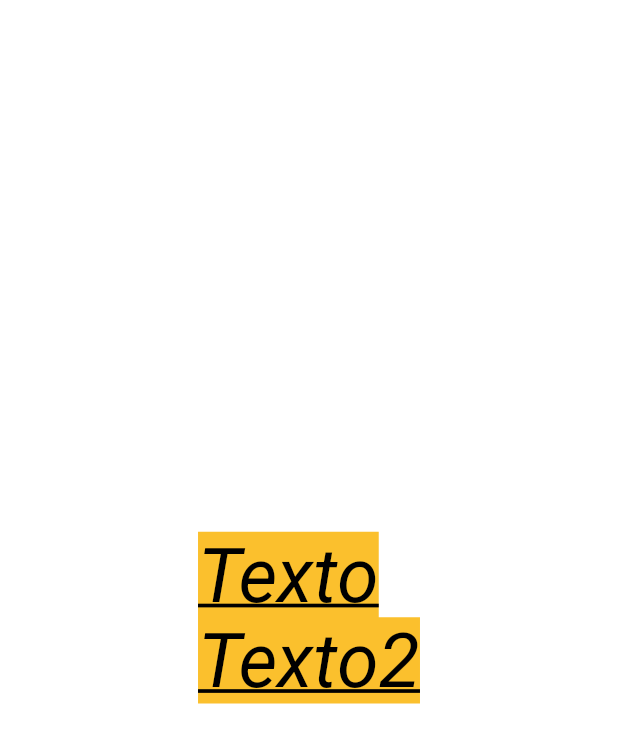
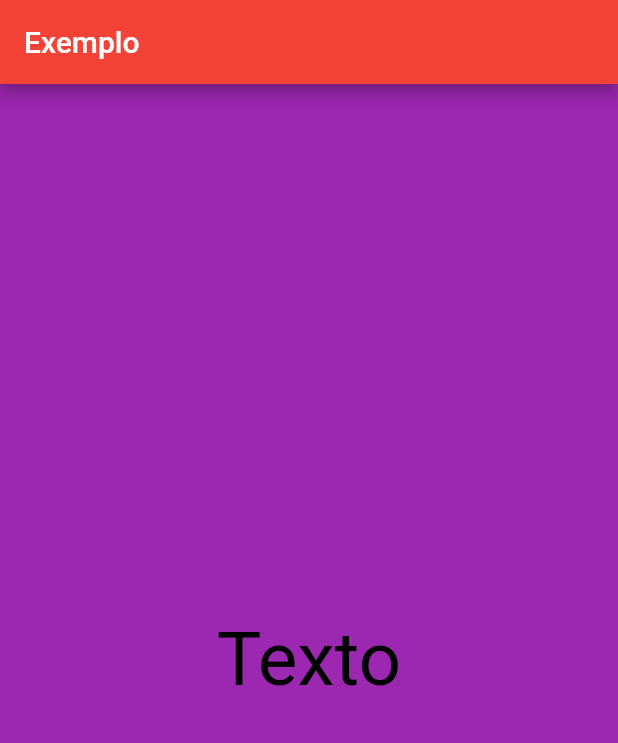
Before and after one commit to thiago-dsd/Flutter, a Flutter app: the screen it shows after launch, on a phone screen of 412 x 824 dp. Shown: the top 743 px of the screen. Run offline on Flutter 3.47's test engine with Material 2 defaults, Android fonts, the phone set to English and light mode, and no system bars.

Commit message:
Teste config theme

```diff
--- a/lib/main.dart
+++ b/lib/main.dart
@@ -9,19 +9,28 @@ class MyApp extends StatelessWidget {
 
   @override
   Widget build(BuildContext context) {
-    return Center(
-      child: Container(
-        child: Text('Texto\nTexto2',
-            textDirection: TextDirection.ltr,
-            style: TextStyle(
-              fontSize: 50,
-              height: 1.15, //distance between fonts, proportional
-              fontWeight: FontWeight.normal,
-              fontStyle: FontStyle.italic,
-              color: Colors.black,
-              backgroundColor: Colors.yellow.shade700,
-              decoration: TextDecoration.underline
-            )),
+    return MaterialApp(
+      theme: ThemeData(
+        //when you subscrite background color in Scaffold DarkMode break
+        brightness: Brightness.light,
+        colorScheme: ColorScheme.fromSwatch(
+          primarySwatch: Colors.red,
+        ),
+        canvasColor: Colors.purple,
+      ),
+      home: Scaffold(
+        //backgroundColor: Colors.white70,
+        appBar: AppBar(
+          //backgroundColor: Colors.white10,
+          title: Text("Exemplo"),
+        ),
+        body: Center(
+          child: Text('Texto',
+              style: TextStyle(
+                fontSize: 50,
+                color: Colors.black,
+              )),
+        ),
       ),
     );
   }
```
Also changed, not shown: pubspec.yaml (+6 -15 lines), assets/fonts/ASMAN.TTF (added).
